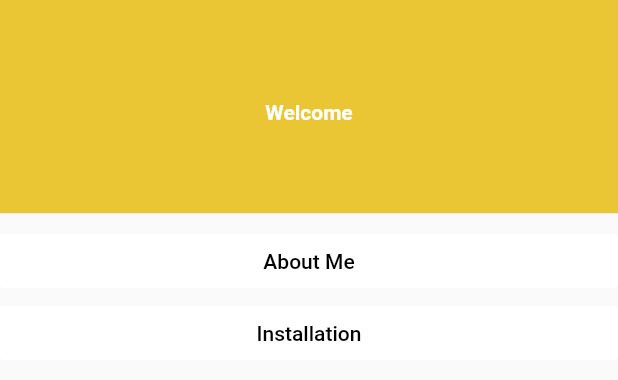
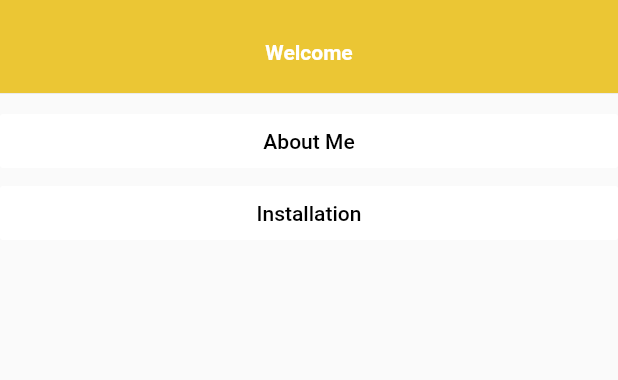
Before and after one commit to myusoof/webriverapp, a Flutter app: what buildListView() shows on an empty page, opened directly, on a phone screen of 412 x 824 dp. Shown: the top 380 px of the screen. Run offline on Flutter 3.47's test engine with Material 2 defaults, Android fonts, the phone set to English and light mode, and no system bars.

Commit message:
updated the drawer

```diff
--- a/lib/customizedWidjet/customizedDrawer.dart
+++ b/lib/customizedWidjet/customized_drawer.dart
@@ -1,12 +1,22 @@
 import 'package:flutter/material.dart';
 import 'package:web_driver_app/themes/themes.dart';
+
+Widget flatButton(String tp, Function onPress){
+  return FlatButton(
+    padding: EdgeInsets.all(0),
+    color: Colors.white,
+    child: Text(tp),
+    textColor: Colors.black,
+    onPressed: onPress,
+  );
+}
 
 ListView buildListView() {
   return ListView(
     padding: EdgeInsets.zero,
     children: <Widget>[
       Container(
-        height: 150,
+        height: 70,
         child: DrawerHeader(
           child: Center(child: Text('Welcome', style: headerTextStyle,)),
           decoration: BoxDecoration(
@@ -14,22 +24,8 @@ ListView buildListView() {
           ),
         ),
       ),
-      FlatButton(
-        padding: EdgeInsets.all(0),
-        color: Colors.white,
-        child: Text("About Me"),
-        textColor: Colors.black,
-        onPressed: (){
-        },
-      ),
-      FlatButton(
-        padding: EdgeInsets.all(0),
-        color: Colors.white,
-        child: Text("Installation"),
-        textColor: Colors.black,
-        onPressed: (){
-        },
-      )
+      flatButton("About Me",(){}),
+      flatButton("Installation",(){})
     ],
   );
 }
--- a/lib/MyHomePage.dart
+++ b/lib/pages/my_home_page.dart
@@ -1,6 +1,6 @@
 import 'package:flutter/material.dart';
 
-import 'constants.dart';
+import '../constants.dart';
 class MyHomePage extends StatefulWidget {
   MyHomePage({Key key, this.title}) : super(key: key);
   final String title;
```
Also changed, not shown: lib/main.dart (+4 -4 lines), lib/pages/profile_page.dart (added, +91 -0 lines), pubspec.yaml (+4 -53 lines), images/avatarimage.jpg (added), lib/customizedWidjet/customized_app_bar.dart (renamed from lib/customizedWidjet/CustomizedAppBar.dart), lib/pages/second_page.dart (renamed from lib/SecondPage.dart).
